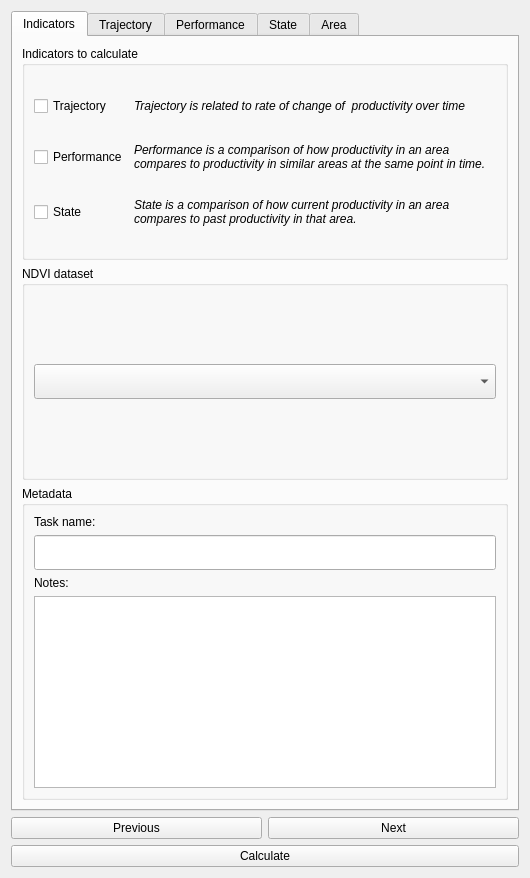
First picture: the form in LDMP/gui/DlgCalculateProd.ui, repository ConservationInternational/trends.earth, before the edit.
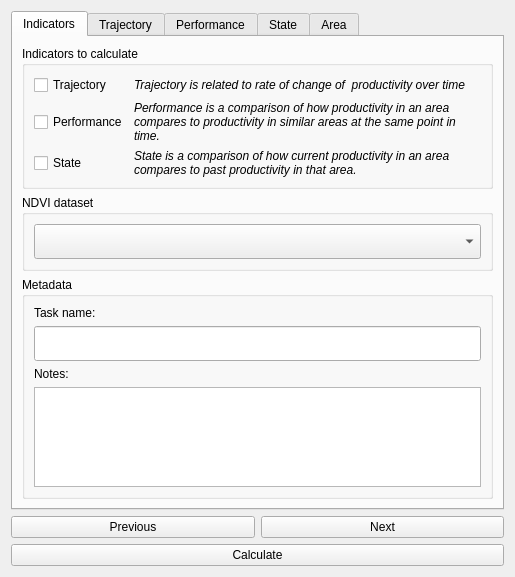
Second picture: the form after the edit.

What changed in the file:
```diff
--- a/LDMP/gui/DlgCalculateProd.ui
+++ b/LDMP/gui/DlgCalculateProd.ui
@@ -6,8 +6,8 @@
    <rect>
     <x>0</x>
     <y>0</y>
-    <width>530</width>
-    <height>878</height>
+    <width>515</width>
+    <height>577</height>
    </rect>
   </property>
   <property name="sizePolicy">
@@ -137,6 +137,18 @@
        </item>
        <item>
         <widget class="QGroupBox" name="groupBox">
+         <property name="sizePolicy">
+          <sizepolicy hsizetype="Preferred" vsizetype="Preferred">
+           <horstretch>0</horstretch>
+           <verstretch>0</verstretch>
+          </sizepolicy>
+         </property>
+         <property name="maximumSize">
+          <size>
+           <width>16777215</width>
+           <height>80</height>
+          </size>
+         </property>
          <property name="title">
           <string>NDVI dataset</string>
          </property>
@@ -151,7 +163,7 @@
             </property>
             <property name="minimumSize">
              <size>
-              <width>275</width>
+              <width>0</width>
               <height>35</height>
              </size>
             </property>
@@ -216,7 +228,7 @@
             <property name="maximumSize">
              <size>
               <width>16777215</width>
-              <height>16777215</height>
+              <height>100</height>
              </size>
             </property>
            </widget>
```
Left out of the diff: 16 changed lines with no effect on the pictures.
